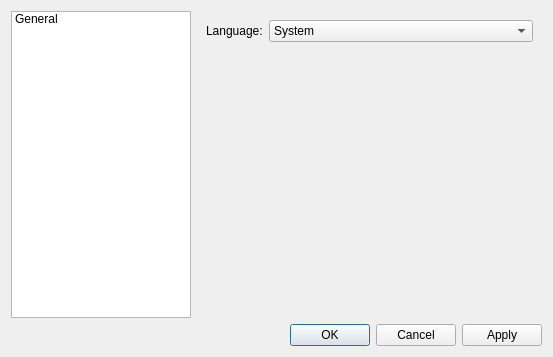
Qt form settingsdialog.ui (tootal/DBLParse) before a commit.
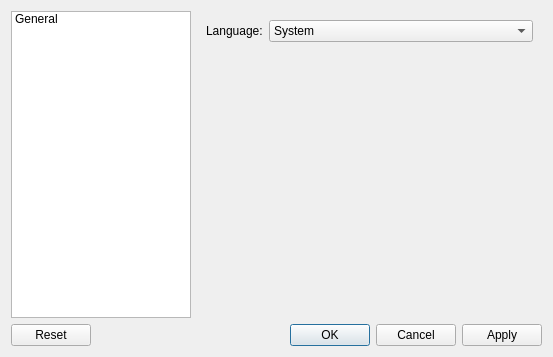
The same form after that commit.

What changed in the file:
```diff
--- a/settingsdialog.ui
+++ b/settingsdialog.ui
@@ -92,7 +92,10 @@
       <enum>Qt::Horizontal</enum>
      </property>
      <property name="standardButtons">
-      <set>QDialogButtonBox::Apply|QDialogButtonBox::Cancel|QDialogButtonBox::Ok</set>
+      <set>QDialogButtonBox::Apply|QDialogButtonBox::Cancel|QDialogButtonBox::Ok|QDialogButtonBox::Reset</set>
+     </property>
+     <property name="centerButtons">
+      <bool>false</bool>
      </property>
     </widget>
    </item>
```
